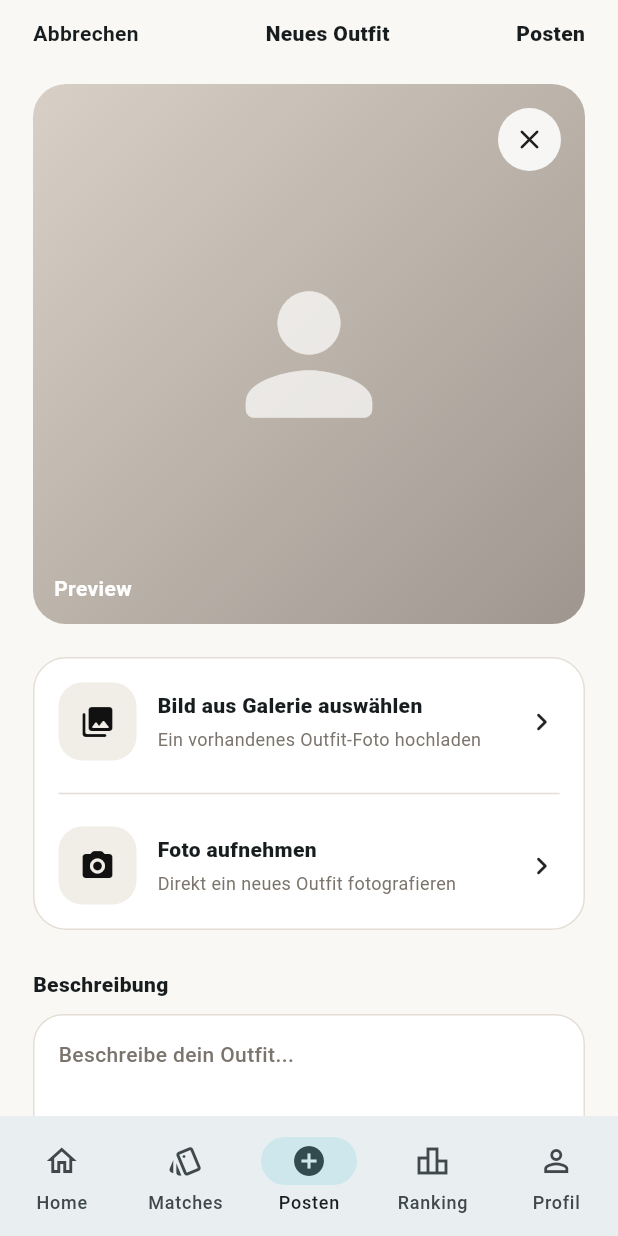
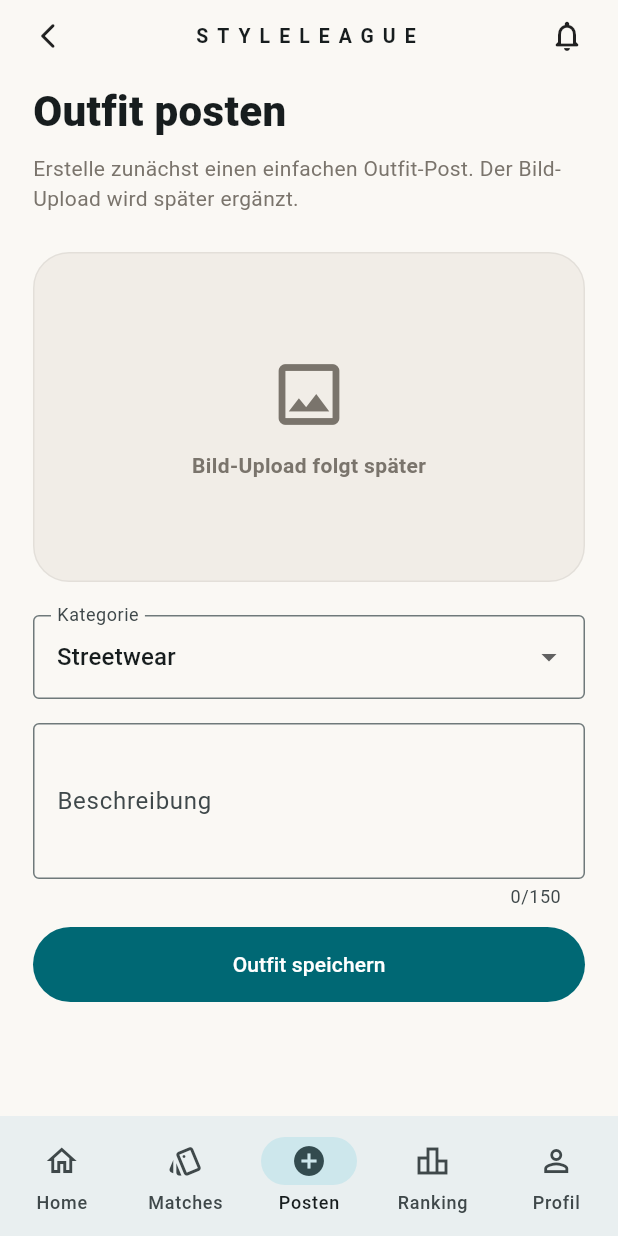
Before and after one commit to wittyspecific/styleleague, a Flutter app: the screen it shows once a user with an empty profile is signed in, item 3 of the bottom bar chosen, on a phone screen of 412 x 824 dp. Run offline on Flutter 3.47's test engine with Material 3 defaults, Android fonts, the phone set to English and light mode, and no system bars; our stand-ins replace cloud_firestore, firebase_auth, firebase_core, google_sign_in; accounts and stored records are empty; Roboto replaces fonts that are missing (Helvetica).

Commit message:
Add Firestore outfit creation

```diff
--- /dev/null
+++ b/lib/features/outfits/models/outfit.dart
@@ -0,0 +1,63 @@
+import 'package:cloud_firestore/cloud_firestore.dart';
+
+class Outfit {
+  final String id;
+  final String userId;
+  final String username;
+  final String displayName;
+  final String caption;
+  final String category;
+  final String? imageUrl;
+  final double averageRating;
+  final int ratingCount;
+  final int pointsGenerated;
+  final String status;
+  final DateTime? createdAt;
+  final DateTime? updatedAt;
+
+  const Outfit({
+    required this.id,
+    required this.userId,
+    required this.username,
+    required this.displayName,
+    required this.caption,
+    required this.category,
+    required this.imageUrl,
+    required this.averageRating,
+    required this.ratingCount,
+    required this.pointsGenerated,
+    required this.status,
+    required this.createdAt,
+    required this.updatedAt,
+  });
+
+  factory Outfit.fromFirestore(
+    DocumentSnapshot<Map<String, dynamic>> document,
+  ) {
+    final data = document.data() ?? {};
+
+    return Outfit(
+      id: data['id'] as String? ?? document.id,
+      userId: data['userId'] as String? ?? '',
+      username: data['username'] as String? ?? '',
+      displayName: data['displayName'] as String? ?? '',
+      caption: data['caption'] as String? ?? '',
+      category: data['category'] as String? ?? '',
+      imageUrl: data['imageUrl'] as String?,
+      averageRating: (data['averageRating'] as num?)?.toDouble() ?? 0.0,
+      ratingCount: data['ratingCount'] as int? ?? 0,
+      pointsGenerated: data['pointsGenerated'] as int? ?? 0,
+      status: data['status'] as String? ?? 'active',
+      createdAt: _timestampToDateTime(data['createdAt']),
+      updatedAt: _timestampToDateTime(data['updatedAt']),
+    );
+  }
+
+  static DateTime? _timestampToDateTime(dynamic value) {
+    if (value is Timestamp) {
+      return value.toDate();
+    }
+
+    return null;
+  }
+}
--- /dev/null
+++ b/lib/features/outfits/presentation/add_outfit_screen.dart
@@ -0,0 +1,213 @@
+import 'package:flutter/material.dart';
+
+import '../../../theme/app_colors.dart';
+import '../../../widgets/app_header.dart';
+import '../data/outfit_repository.dart';
+
+class AddOutfitScreen extends StatefulWidget {
+  const AddOutfitScreen({super.key});
+
+  @override
+  State<AddOutfitScreen> createState() => _AddOutfitScreenState();
+}
+
+class _AddOutfitScreenState extends State<AddOutfitScreen> {
+  final OutfitRepository _outfitRepository = OutfitRepository();
+  final TextEditingController _captionController = TextEditingController();
+
+  final List<String> _categories = const [
+    'Streetwear',
+    'Casual',
+    'Business',
+    'Sport',
+    'Party',
+    'Minimal',
+    'Vintage',
+  ];
+
+  String _selectedCategory = 'Streetwear';
+  bool _isLoading = false;
+  String? _errorMessage;
+
+  @override
+  void dispose() {
+    _captionController.dispose();
+    super.dispose();
+  }
+
+  Future<void> _createOutfit() async {
+    setState(() {
+      _isLoading = true;
+      _errorMessage = null;
+    });
+
+    try {
+      await _outfitRepository.createOutfit(
+        caption: _captionController.text,
+        category: _selectedCategory,
+      );
+
+      if (mounted) {
+        _captionController.clear();
+
+        ScaffoldMessenger.of(context).showSnackBar(
+          const SnackBar(content: Text('Outfit wurde gespeichert.')),
+        );
+      }
+    } on FormatException catch (error) {
+      if (mounted) {
+        setState(() {
+          _errorMessage = error.message;
+        });
+      }
+    } catch (error) {
+      if (mounted) {
+        setState(() {
+          _errorMessage = 'Outfit konnte nicht gespeichert werden: $error';
+        });
+      }
+    } finally {
+      if (mounted) {
+        setState(() {
+          _isLoading = false;
+        });
+      }
+    }
+  }
+
+  @override
+  Widget build(BuildContext context) {
+    return ListView(
+      padding: EdgeInsets.zero,
+      children: [
+        const AppHeader(showBack: true),
+        Padding(
+          padding: const EdgeInsets.symmetric(horizontal: 22),
+          child: Column(
+            crossAxisAlignment: CrossAxisAlignment.start,
+            children: [
+              const Text(
+                'Outfit posten',
+                style: TextStyle(fontSize: 28, fontWeight: FontWeight.w900),
+              ),
+              const SizedBox(height: 8),
+              const Text(
+                'Erstelle zunächst einen einfachen Outfit-Post. Der Bild-Upload wird später ergänzt.',
+                style: TextStyle(color: AppColors.muted, height: 1.4),
+              ),
+
+              const SizedBox(height: 26),
+
+              Container(
+                height: 220,
+                width: double.infinity,
+                decoration: BoxDecoration(
+                  color: AppColors.softCard,
+                  borderRadius: BorderRadius.circular(24),
+                  border: Border.all(color: Colors.black.withOpacity(0.06)),
+                ),
+                child: const Column(
+                  mainAxisAlignment: MainAxisAlignment.center,
+                  children: [
+                    Icon(
+                      Icons.image_outlined,
+                      size: 54,
+                      color: AppColors.muted,
+                    ),
+                    SizedBox(height: 10),
+                    Text(
+                      'Bild-Upload folgt später',
+                      style: TextStyle(
+                        color: AppColors.muted,
+                        fontWeight: FontWeight.w700,
+                      ),
+                    ),
+                  ],
+                ),
+              ),
+
+              const SizedBox(height: 22),
+
+              DropdownButtonFormField<String>(
+                value: _selectedCategory,
+                items: _categories.map((category) {
+                  return DropdownMenuItem<String>(
+                    value: category,
+                    child: Text(category),
+                  );
+                }).toList(),
+                onChanged: _isLoading
+                    ? null
+                    : (value) {
+                        if (value == null) {
+                          return;
+                        }
+
+                        setState(() {
+                          _selectedCategory = value;
+                        });
+                      },
+                decoration: const InputDecoration(
+                  labelText: 'Kategorie',
+                  border: OutlineInputBorder(),
+                ),
+              ),
+
+              const SizedBox(height: 16),
+
+              TextField(
+                controller: _captionController,
+                enabled: !_isLoading,
+                maxLength: 150,
+                minLines: 3,
+                maxLines: 5,
+                textInputAction: TextInputAction.done,
+                onSubmitted: (_) {
+                  if (!_isLoading) {
+                    _createOutfit();
+                  }
+                },
+                decoration: const InputDecoration(
+                  labelText: 'Beschreibung',
+                  hintText: 'z. B. Clean Streetwear Look für den Alltag',
+                  border: OutlineInputBorder(),
+                ),
+              ),
+
+              if (_errorMessage != null)
+                Padding(
+                  padding: const EdgeInsets.only(top: 4, bottom: 12),
+                  child: Text(
+                    _errorMessage!,
+                    style: const TextStyle(
+                      color: Colors.red,
+                      fontWeight: FontWeight.w600,
+                    ),
+                  ),
+                ),
+
+              const SizedBox(height: 12),
+
+              SizedBox(
+                width: double.infinity,
+                height: 50,
+                child: FilledButton(
+                  onPressed: _isLoading ? null : _createOutfit,
+                  child: _isLoading
+                      ? const SizedBox(
+                          width: 18,
+                          height: 18,
+                          child: CircularProgressIndicator(strokeWidth: 2),
+                        )
+                      : const Text('Outfit speichern'),
+                ),
+              ),
+
+              const SizedBox(height: 32),
+            ],
+          ),
+        ),
+      ],
+    );
+  }
+}
--- a/lib/screens/main_shell.dart
+++ b/lib/screens/main_shell.dart
@@ -1,10 +1,10 @@
 import 'package:flutter/material.dart';
 
 import '../features/profile/presentation/profile_screen.dart';
-import 'add_outfit_screen.dart';
 import 'home_screen.dart';
 import 'match_screen.dart';
 import 'ranking_screen.dart';
+import '../features/outfits/presentation/add_outfit_screen.dart';
 
 class MainShell extends StatefulWidget {
   const MainShell({super.key});
```
Also changed, not shown: lib/features/outfits/data/outfit_repository.dart (added, +92 -0 lines).
